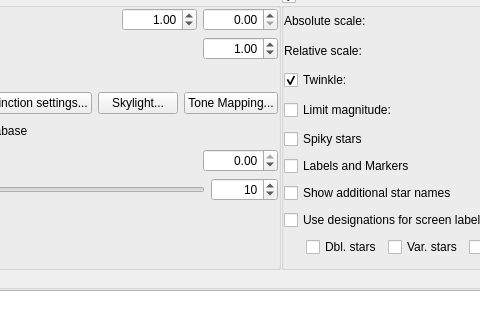
Before: the Qt Designer form src/gui/viewDialog.ui in Stellarium/stellarium, drawn with Qt 5; both pictures show x 290 to 770 and y 112 to 432 of the 993 by 659 pixel window.
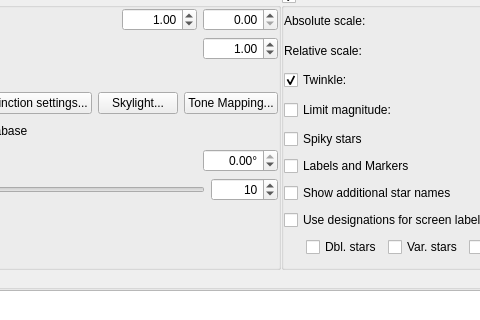
After: the same form once the commit is applied. Icons and pictures are not drawn. Custom widgets are drawn as their Qt base class.

```diff
--- a/src/gui/viewDialog.ui
+++ b/src/gui/viewDialog.ui
@@ -410,6 +410,9 @@
                  <property name="alignment">
                   <set>Qt::AlignRight|Qt::AlignTrailing|Qt::AlignVCenter</set>
                  </property>
+                 <property name="suffix">
+                  <string notr="true">°</string>
+                 </property>
                  <property name="decimals">
                   <number>2</number>
                  </property>
```
